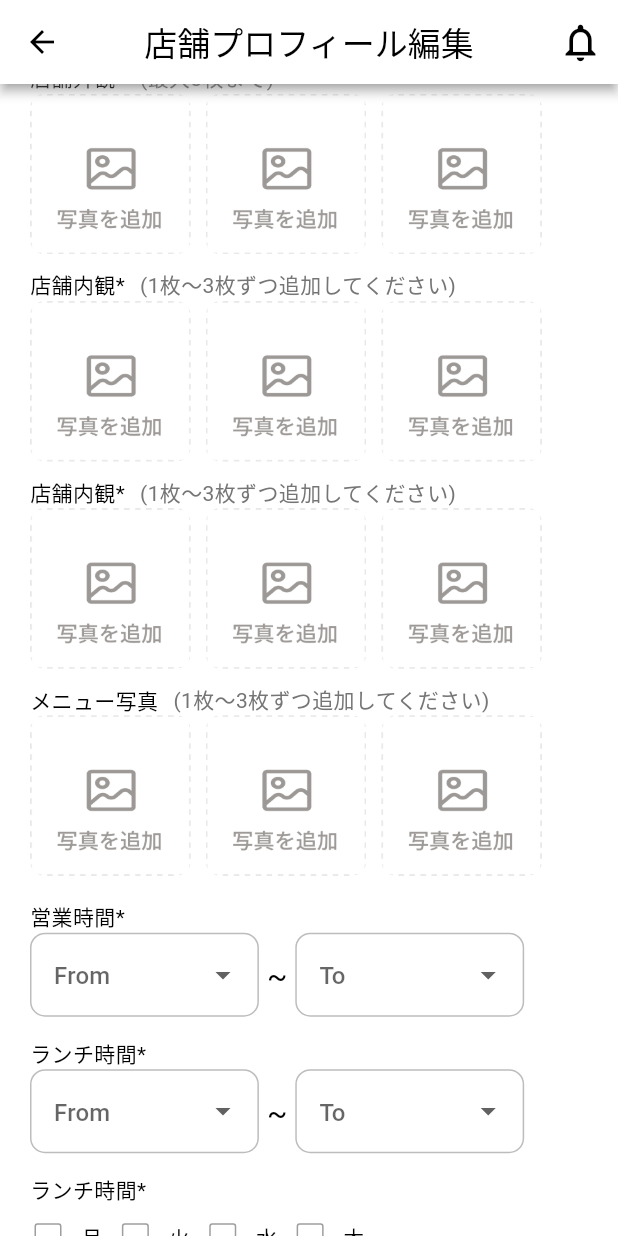
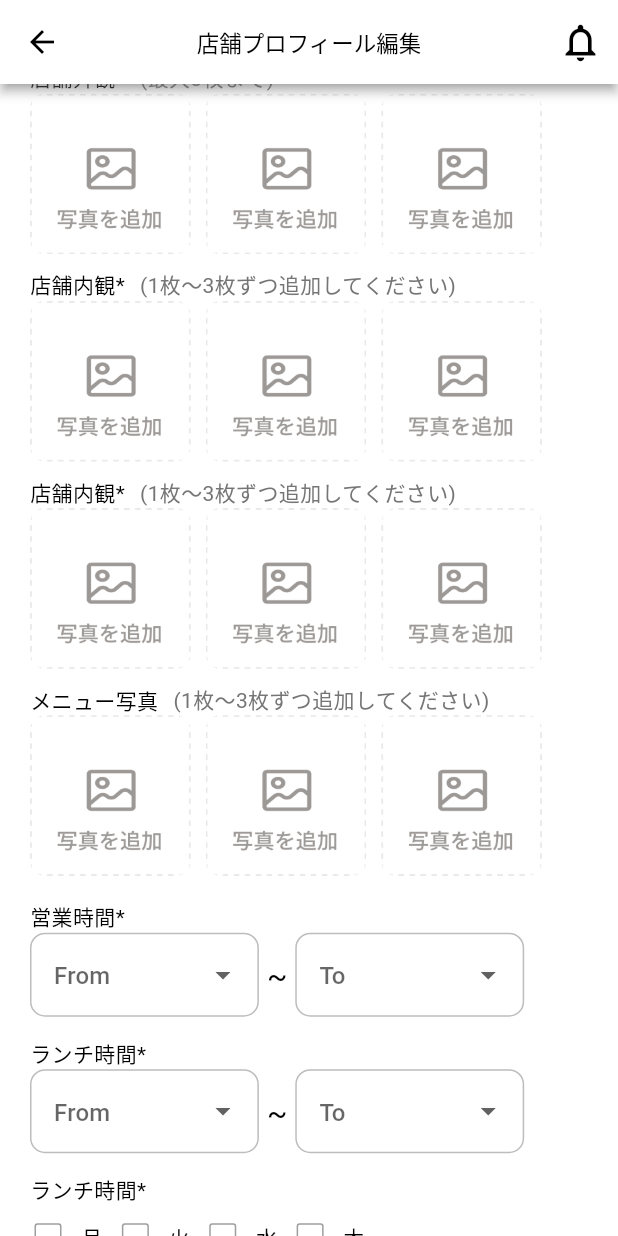
Before and after one commit to syamsundar662/jiitak_test, a Flutter app: the ScreenThree screen opened directly, scrolled down 576 dp, on a phone screen of 412 x 824 dp. Run offline on Flutter 3.47's test engine with Material 3 defaults, Android fonts, the phone set to English and light mode, and no system bars; our stand-ins replace get, google_maps_flutter, iconsax, image_picker.

Commit message:
done - c

```diff
--- a/lib/view/screen_3/screen_3.dart
+++ b/lib/view/screen_3/screen_3.dart
@@ -108,7 +108,7 @@ class ScreenThree extends StatelessWidget {
   AppBar _appBarSection() {
     return AppBar(
       elevation: 1,
-      title: const Text('店舗プロフィール編集'),
+      title: const Text('店舗プロフィール編集',style: TextStyle(fontSize: 15),),
       centerTitle: true,
       actions: [
         InkWell(
```
